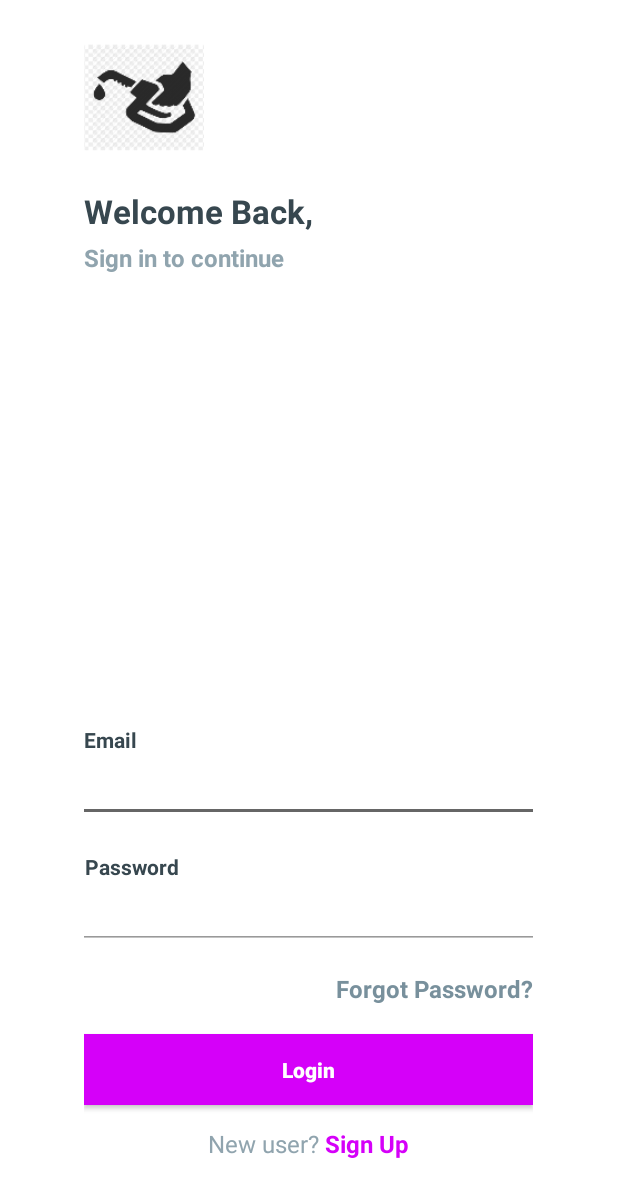
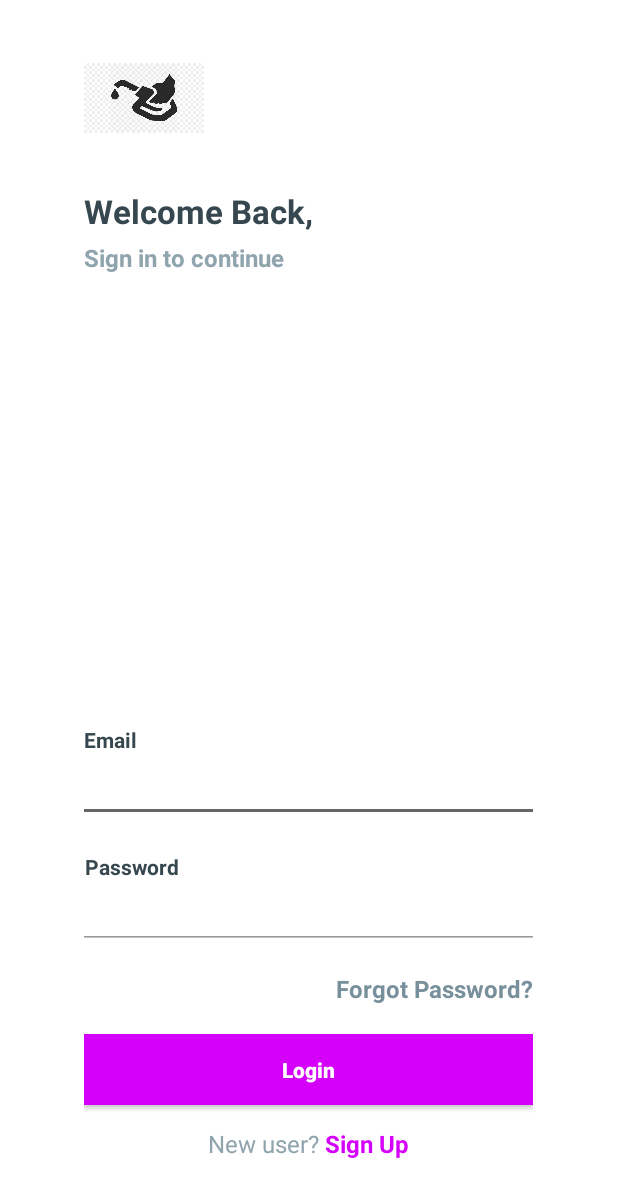
Before and after one commit to kenkorir/projectsm, an Android app: the layout activity_login.xml on its own in the app's theme, with its tools: preview values and no code run, on a phone screen of 412 x 824 dp. Shown: the top 1197 px of the screen. Run offline under Robolectric (Android 15) with nearby library versions, the phone set to English and light mode, and no system bars.

Commit message:
registration module

```diff
--- a/app/src/main/res/layout/activity_login.xml
+++ b/app/src/main/res/layout/activity_login.xml
@@ -23,7 +23,7 @@
             <ImageView
                 android:layout_width="80dp"
                 android:layout_height="80dp"
-                android:src="@mipmap/ic_launcher" />
+                android:src="@drawable/logo" />
 
             <View
                 android:layout_width="0dp"
@@ -126,6 +126,7 @@
                 android:layout_marginRight="-4dp"
                 android:background="@drawable/btn_purple_a400"
                 android:text="Login"
+                android:onClick="toMainActivity"
                 android:textAllCaps="false"
                 android:textColor="@android:color/white"
                 android:textStyle="bold" />
@@ -145,6 +146,7 @@
                     android:layout_width="wrap_content"
                     android:layout_height="wrap_content"
                     android:text="New user? "
+                    android:onClick="toRegisterActivity"
                     android:textAppearance="@style/Base.TextAppearance.AppCompat.Subhead"
                     android:textColor="@color/blue_grey_300" />
 
--- a/app/src/main/res/layout/activity_signup.xml
+++ b/app/src/main/res/layout/activity_signup.xml
@@ -112,6 +112,7 @@
                 android:text="Create Account"
                 android:textAllCaps="false"
                 android:textColor="@android:color/white"
+                android:onClick="toMainActivity"
                 android:textStyle="bold" />
 
             <View
```
Also changed, not shown: app/src/main/AndroidManifest.xml (+6 -4 lines), app/src/main/java/com/job/istation/LoginActivity.kt (+16 -1 lines), app/src/main/java/com/job/istation/MainActivity.kt (+7 -0 lines), app/src/main/java/com/job/istation/RegisterActivity.kt (+10 -0 lines).
